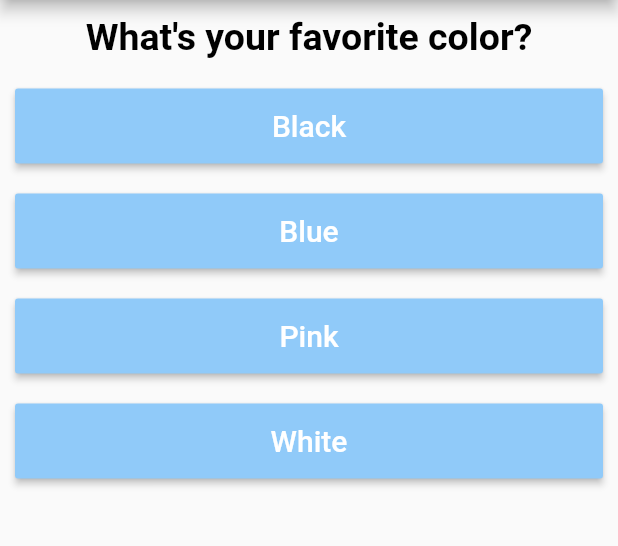
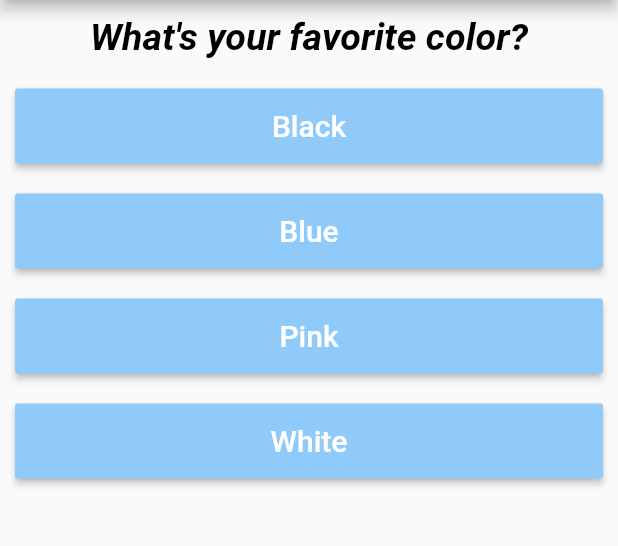
Before and after one commit to koumudi-panguluri/dart, a Flutter app: the screen it shows after launch, on a phone screen of 412 x 824 dp, the part 84-630 px from its top. Run offline on Flutter 3.47's test engine with Material 2 defaults, Android fonts, the phone set to English and light mode, and no system bars.

Commit message:
UI change in questions

```diff
--- a/lib/question.dart
+++ b/lib/question.dart
@@ -5,15 +5,20 @@ class Question extends StatelessWidget {
   Question(this.question);
   @override
   Widget build(BuildContext context) {
-    return Container(
+    return Column(children: [
+      Container(
         margin: EdgeInsets.all(10),
         width: double.infinity,
         child: Text(
           question,
           textAlign: TextAlign.center,
           style: TextStyle(
-            fontSize: 25, color: Colors.black, fontWeight: FontWeight.bold),
+              fontSize: 25,
+              color: Colors.black,
+              fontWeight: FontWeight.bold,
+              fontStyle: FontStyle.italic),
         ),
-    );
+      )
+    ]);
   }
 }
```
Lines whose indentation alone changed are shown as unchanged.
